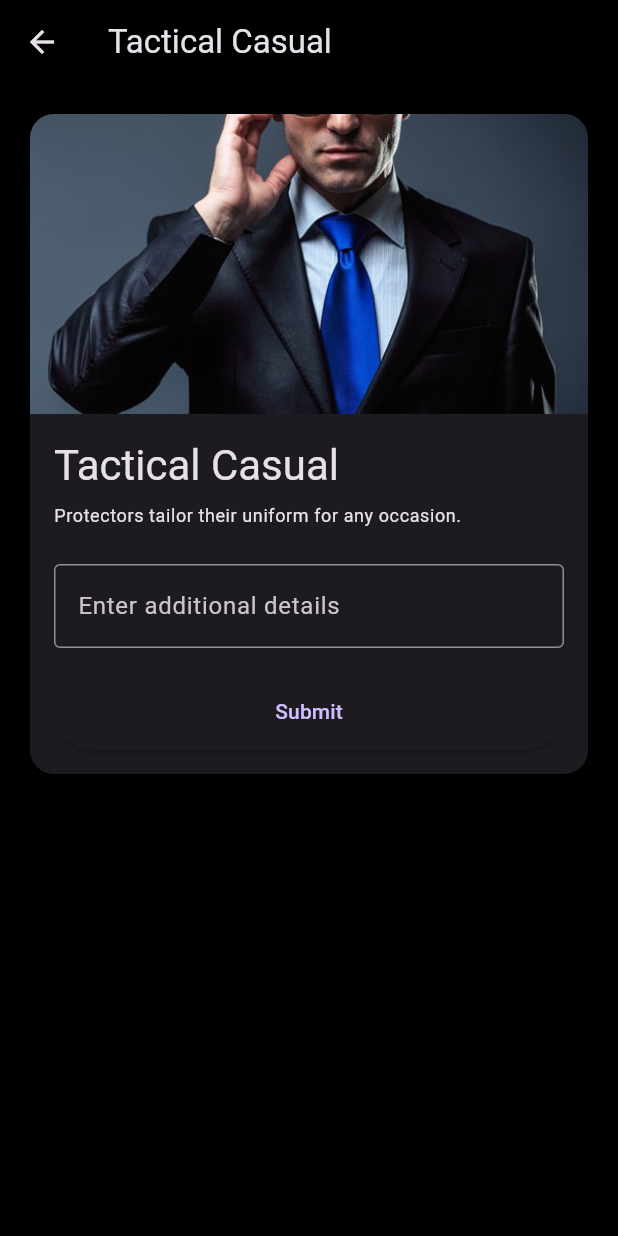
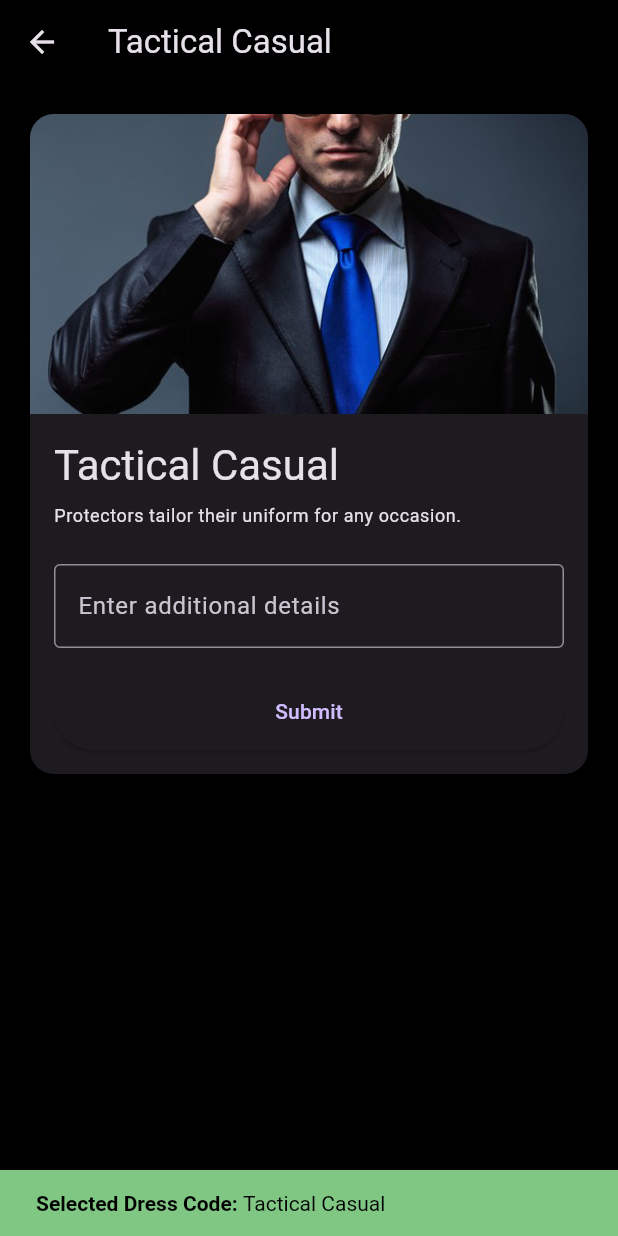
Before and after one commit to HazemHamdy7/all, a Flutter app: the DressCodeScreen screen opened directly, after a tap on "Choose", on a phone screen of 412 x 824 dp. Run offline on Flutter 3.47's test engine with Material 3 defaults, Android fonts, the light colour scheme and no system bars; our stand-ins replace bloc, flutter_bloc, lottie, smooth_page_indicator.

Commit message:
Add feedback for dress code selection and implement form submission in DressDetailsPage

```diff
--- a/lib/screens/home/service_view/widget/dress_code_screen.dart
+++ b/lib/screens/home/service_view/widget/dress_code_screen.dart
@@ -585,6 +585,29 @@ class _DressCodeScreenState extends State<DressCodeScreen>
 
   void _chooseDressCode(DressCodeState state) {
     HapticFeedback.mediumImpact();
+    ScaffoldMessenger.of(context).showSnackBar(
+      SnackBar(
+        backgroundColor: Colors.green[300],
+        content: RichText(
+          text: TextSpan(
+            children: [
+              TextSpan(
+                text: 'Selected Dress Code: ',
+                style: const TextStyle(
+                  color: Colors.black,
+                  fontWeight: FontWeight.bold,
+                ),
+              ),
+              TextSpan(
+                text: state.options[state.currentIndex].name,
+                style: const TextStyle(color: Colors.black),
+              ),
+            ],
+          ),
+        ),
+        duration: const Duration(seconds: 2),
+      ),
+    );
     Navigator.push(
       context,
       MaterialPageRoute(
--- a/lib/screens/home/service_view/widget/dress_details_page.dart
+++ b/lib/screens/home/service_view/widget/dress_details_page.dart
@@ -287,23 +287,6 @@
 //     super.dispose();
 //   }
 
-//   void _submitForm() {
-//     if (_formKey.currentState!.validate()) {
-//       // Process the form data
-//       ScaffoldMessenger.of(context).showSnackBar(
-//         SnackBar(
-//           content: Text(
-//             'Dress details submitted for ${widget.selectedDressCode.name}',
-//           ),
-//           backgroundColor: Colors.green,
-//         ),
-//       );
-
-//       // Navigate back to the first screen or to a confirmation screen
-//       Navigator.pop(context);
-//     }
-//   }
-
 //   @override
 //   Widget build(BuildContext context) {
 //     return Scaffold(
@@ -542,11 +525,26 @@ import 'package:flutter/material.dart';
 
 class DressDetailsPage extends StatelessWidget {
   final DressCode dressCode;
-
-  const DressDetailsPage({super.key, required this.dressCode});
+  final _formKey = GlobalKey<FormState>();
+  DressDetailsPage({super.key, required this.dressCode});
 
   @override
   Widget build(BuildContext context) {
+    void _submitForm() {
+      if (_formKey.currentState!.validate()) {
+        // Process the form data
+        ScaffoldMessenger.of(context).showSnackBar(
+          SnackBar(
+            content: Text('Dress details submitted for ${dressCode.name}'),
+            backgroundColor: Colors.green,
+          ),
+        );
+
+        // Navigate back to the first screen or to a confirmation screen
+        Navigator.pop(context);
+      }
+    }
+
     return Scaffold(
       appBar: AppBar(
         title: Text(dressCode.name),
@@ -599,7 +597,7 @@ class DressDetailsPage extends StatelessWidget {
                       width: double.infinity,
                       child: ElevatedButton(
                         onPressed: () {
-                          // Process submission here.
+
                         },
                         style: ElevatedButton.styleFrom(
                           padding: const EdgeInsets.symmetric(vertical: 16),
```
